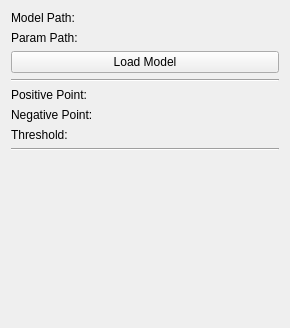
Above: EIMedSeg3D/Resources/UI/EIMedSeg3D.ui from PaddleCV-SIG/SlicerEISegMed3D before the change; both pictures show x 0 to 290 and y 0 to 328 of the 290 by 534 pixel window. Below: the same form after it.
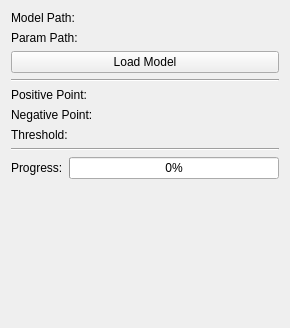
That is the form after the change. Custom widgets are drawn as their Qt base class.

```diff
--- a/EIMedSeg3D/Resources/UI/EIMedSeg3D.ui
+++ b/EIMedSeg3D/Resources/UI/EIMedSeg3D.ui
@@ -135,6 +135,24 @@
      </property>
     </widget>
    </item>
+   <item>
+    <layout class="QHBoxLayout" name="progressLayout">
+     <item>
+      <widget class="QLabel" name="progressLabel">
+       <property name="text">
+        <string>Progress:</string>
+       </property>
+      </widget>
+     </item>
+     <item>
+      <widget class="QProgressBar" name="progressBar">
+       <property name="value">
+        <number>0</number>
+       </property>
+      </widget>
+     </item>
+    </layout>
+   </item>
    <item>
     <spacer name="verticalSpacer">
      <property name="orientation">
```
